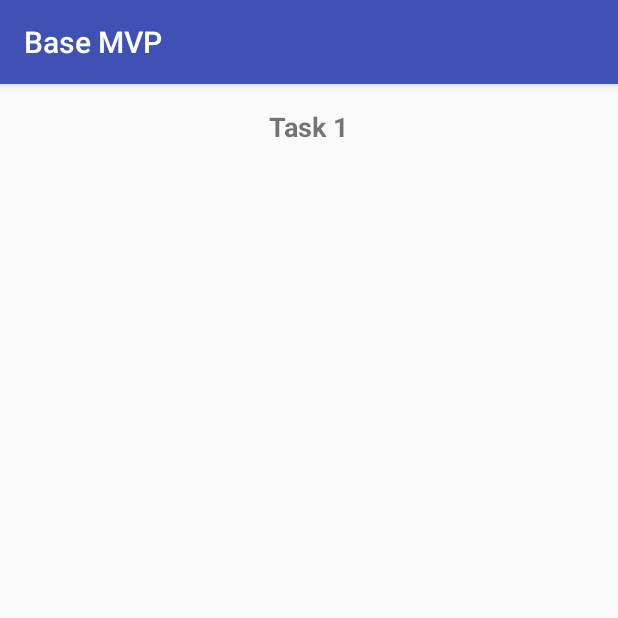
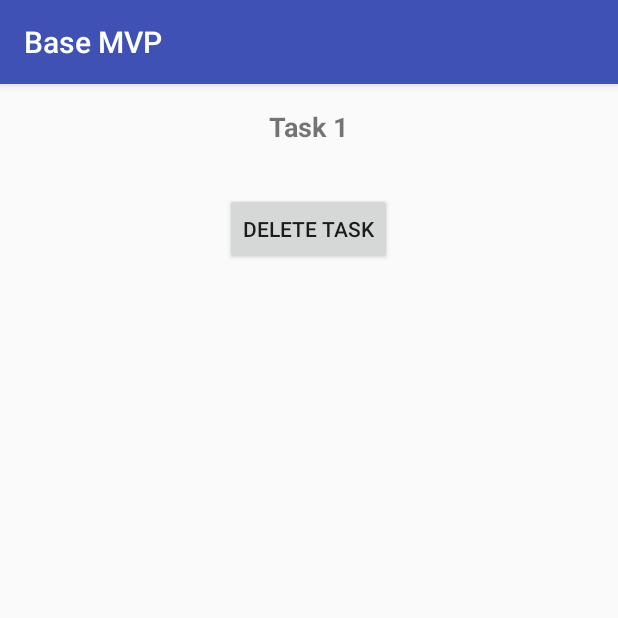
Before and after one commit to JulienArzul/BaseMVP, an Android app: the screen it shows after launch (TaskDetailsActivity), after a tap on an icon or button, on a phone screen of 412 x 824 dp, the top half of it. Run offline under Robolectric (Android 15) with nearby library versions, the phone set to English and light mode, and no system bars.

Commit message:
Refact:(Task Details) Sets the task in the presenter Feat:(Task Details) Added delete button

```diff
--- a/sample/src/main/java/com/julienarzul/basemvp/sample/taskDetails/TaskDetailsContract.java
+++ b/sample/src/main/java/com/julienarzul/basemvp/sample/taskDetails/TaskDetailsContract.java
@@ -1,6 +1,7 @@
 package com.julienarzul.basemvp.sample.taskDetails;
 
 import com.julienarzul.basemvp.MvpContract;
+import com.julienarzul.basemvp.sample.model.Task;
 
 /**
  * Copyright @ Julien Arzul 2017
@@ -10,9 +11,13 @@ interface TaskDetailsContract {
 
     interface View extends MvpContract.View {
 
+        void setTaskDescriptionText(String taskDescription);
     }
 
     interface Presenter extends MvpContract.Presenter<View> {
 
+        void setTask(Task task);
+
+        void onDeleteButtonClicked();
     }
 }
--- a/sample/src/main/java/com/julienarzul/basemvp/sample/taskDetails/TaskDetailsFragment.java
+++ b/sample/src/main/java/com/julienarzul/basemvp/sample/taskDetails/TaskDetailsFragment.java
@@ -19,6 +19,7 @@ import com.julienarzul.basemvp.sample.model.Task;
 public class TaskDetailsFragment extends MvpFragment<TaskDetailsContract.Presenter> implements TaskDetailsContract.View {
 
     private static final String TASK_BUNDLE_KEY = "com.julienarzul.basemvp.sample.taskDetails.TaskDetailsFragment.task";
+    private TextView taskDescriptionTextView;
 
     public static TaskDetailsFragment newInstance(Task task) {
         Bundle args = new Bundle();
@@ -38,22 +39,38 @@ public class TaskDetailsFragment extends MvpFragment<TaskDetailsContract.Present
     public void onViewCreated(View view, @Nullable Bundle savedInstanceState) {
         super.onViewCreated(view, savedInstanceState);
 
+        Task task = null;
+
         Bundle arguments = this.getArguments();
         if (arguments.containsKey(TASK_BUNDLE_KEY)) {
-            Task task = arguments.getParcelable(TASK_BUNDLE_KEY);
+            task = arguments.getParcelable(TASK_BUNDLE_KEY);
+        }
 
-            if (task != null) {
-                TextView taskDescriptionTextView = (TextView) view.findViewById(R.id.task_details_task_description_textview);
-                taskDescriptionTextView.setText(task.taskDescription());
-            }
-        } else {
+        if (task == null) {
             throw new IllegalArgumentException("Fragment must be created with a task!");
         }
+
+        this.presenter.setTask(task);
     }
 
     @Nullable
     @Override
     public View onCreateView(LayoutInflater inflater, @Nullable ViewGroup container, @Nullable Bundle savedInstanceState) {
-        return inflater.inflate(R.layout.fragment_task_details, container, false);
+        View view = inflater.inflate(R.layout.fragment_task_details, container, false);
+
+        this.taskDescriptionTextView = (TextView) view.findViewById(R.id.task_details_task_description_textview);
+        view.findViewById(R.id.task_details_delete_task_button).setOnClickListener(new View.OnClickListener() {
+            @Override
+            public void onClick(View v) {
+                presenter.onDeleteButtonClicked();
+            }
+        });
+
+        return view;
+    }
+
+    @Override
+    public void setTaskDescriptionText(String taskDescription) {
+        this.taskDescriptionTextView.setText(taskDescription);
     }
 }
--- a/sample/src/main/java/com/julienarzul/basemvp/sample/taskDetails/TaskDetailsPresenter.java
+++ b/sample/src/main/java/com/julienarzul/basemvp/sample/taskDetails/TaskDetailsPresenter.java
@@ -1,6 +1,7 @@
 package com.julienarzul.basemvp.sample.taskDetails;
 
 import com.julienarzul.basemvp.BasePresenter;
+import com.julienarzul.basemvp.sample.model.Task;
 
 /**
  * Copyright @ Julien Arzul 2017
@@ -8,4 +9,17 @@ import com.julienarzul.basemvp.BasePresenter;
 
 class TaskDetailsPresenter extends BasePresenter<TaskDetailsContract.View> implements TaskDetailsContract.Presenter {
 
+    private Task task;
+
+    @Override
+    public void setTask(Task task) {
+        this.task = task;
+
+        this.view.setTaskDescriptionText(task.taskDescription());
+    }
+
+    @Override
+    public void onDeleteButtonClicked() {
+        // TODO: call delete datasource
+    }
 }
--- a/sample/src/main/res/layout/fragment_task_details.xml
+++ b/sample/src/main/res/layout/fragment_task_details.xml
@@ -10,10 +10,18 @@
         android:layout_width="wrap_content"
         android:layout_height="wrap_content"
         android:layout_gravity="center_horizontal"
-        android:layout_marginTop="16dp"
+        android:layout_margin="16dp"
         android:gravity="center_horizontal"
         android:textSize="18sp"
         android:textStyle="bold"
         tools:text="Ma tache"/>
 
+    <Button
+        android:id="@+id/task_details_delete_task_button"
+        android:layout_width="wrap_content"
+        android:layout_height="wrap_content"
+        android:layout_gravity="center_horizontal"
+        android:layout_margin="16dp"
+        android:text="@string/task_details_delete_button_text"/>
+
 </LinearLayout>
--- a/sample/src/main/res/values/strings.xml
+++ b/sample/src/main/res/values/strings.xml
@@ -1,3 +1,5 @@
 <resources>
     <string name="app_name">Base MVP</string>
+
+    <string name="task_details_delete_button_text">Delete task</string>
 </resources>
```
